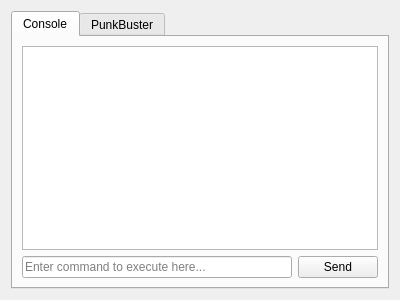
First picture: the form in client/frostbite/ConsoleWidget.ui, repository OpenRcon/OpenRcon, before the edit.
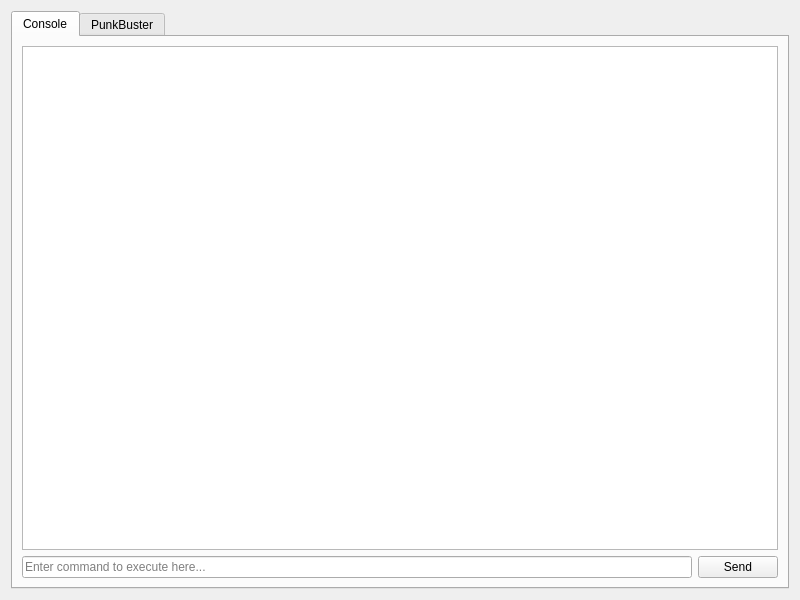
Second picture: the form after the edit. Icons and pictures are not drawn. Custom widgets are drawn as their Qt base class.

```diff
--- a/client/frostbite/ConsoleWidget.ui
+++ b/client/frostbite/ConsoleWidget.ui
@@ -6,8 +6,8 @@
    <rect>
     <x>0</x>
     <y>0</y>
-    <width>400</width>
-    <height>300</height>
+    <width>800</width>
+    <height>600</height>
    </rect>
   </property>
   <layout class="QGridLayout" name="gridLayout">
```
